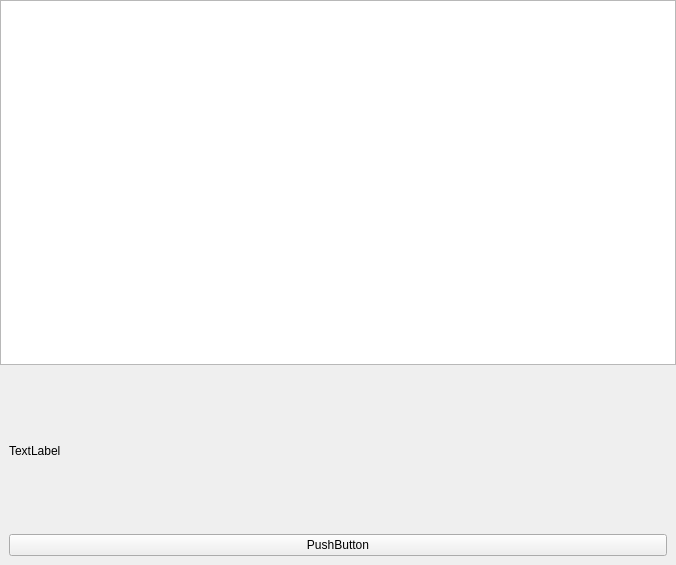
MrModez/TSP_Project, file forms/TSP_ExpertWindow.ui: the form before one commit.
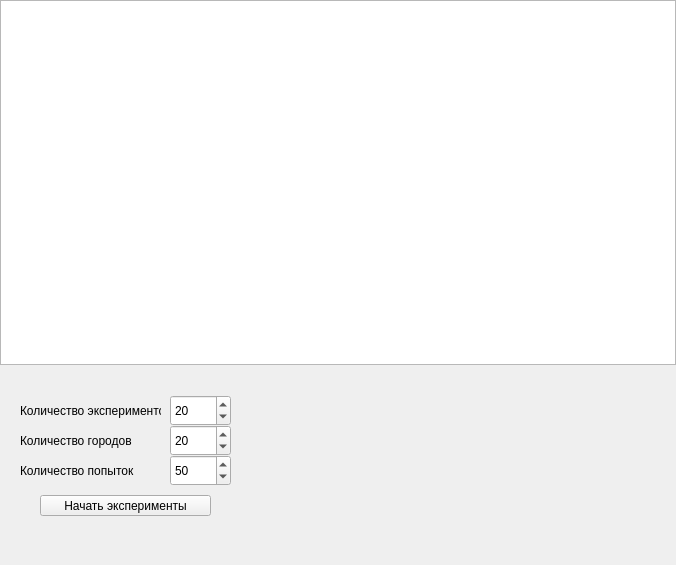
The form after the commit.

Patch:
```diff
--- a/forms/TSP_ExpertWindow.ui
+++ b/forms/TSP_ExpertWindow.ui
@@ -85,22 +85,97 @@
           <height>200</height>
          </size>
         </property>
-        <layout class="QVBoxLayout" name="verticalLayout_2">
-         <item>
-          <widget class="QLabel" name="label_2">
-           <property name="text">
-            <string>TextLabel</string>
-           </property>
-          </widget>
-         </item>
-         <item>
-          <widget class="QPushButton" name="StartBut">
-           <property name="text">
-            <string>PushButton</string>
-           </property>
-          </widget>
-         </item>
-        </layout>
+        <widget class="QLabel" name="label_2">
+         <property name="geometry">
+          <rect>
+           <x>20</x>
+           <y>60</y>
+           <width>121</width>
+           <height>31</height>
+          </rect>
+         </property>
+         <property name="text">
+          <string>Количество городов</string>
+         </property>
+        </widget>
+        <widget class="QPushButton" name="StartBut">
+         <property name="geometry">
+          <rect>
+           <x>40</x>
+           <y>130</y>
+           <width>171</width>
+           <height>21</height>
+          </rect>
+         </property>
+         <property name="text">
+          <string>Начать эксперименты</string>
+         </property>
+        </widget>
+        <widget class="QSpinBox" name="spinBox">
+         <property name="geometry">
+          <rect>
+           <x>170</x>
+           <y>30</y>
+           <width>61</width>
+           <height>31</height>
+          </rect>
+         </property>
+         <property name="value">
+          <number>20</number>
+         </property>
+        </widget>
+        <widget class="QSpinBox" name="spinBox_2">
+         <property name="geometry">
+          <rect>
+           <x>170</x>
+           <y>60</y>
+           <width>61</width>
+           <height>31</height>
+          </rect>
+         </property>
+         <property name="value">
+          <number>20</number>
+         </property>
+        </widget>
+        <widget class="QSpinBox" name="spinBox_3">
+         <property name="geometry">
+          <rect>
+           <x>170</x>
+           <y>90</y>
+           <width>61</width>
+           <height>31</height>
+          </rect>
+         </property>
+         <property name="value">
+          <number>50</number>
+         </property>
+        </widget>
+        <widget class="QLabel" name="label_3">
+         <property name="geometry">
+          <rect>
+           <x>20</x>
+           <y>30</y>
+           <width>141</width>
+           <height>31</height>
+          </rect>
+         </property>
+         <property name="text">
+          <string>Количество экспериментов</string>
+         </property>
+        </widget>
+        <widget class="QLabel" name="label_4">
+         <property name="geometry">
+          <rect>
+           <x>20</x>
+           <y>90</y>
+           <width>121</width>
+           <height>31</height>
+          </rect>
+         </property>
+         <property name="text">
+          <string>Количество попыток</string>
+         </property>
+        </widget>
        </widget>
       </item>
      </layout>
```
